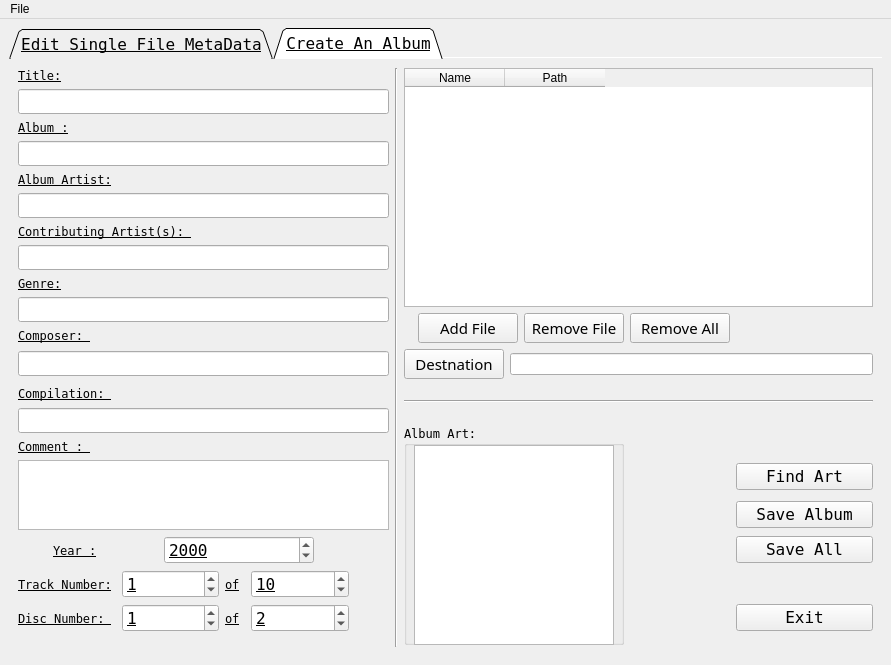
First picture: the form in utils/Design_Files/MainFrontEnd.ui, repository ayieko168/Audio-Metadata-Editor, before the edit.
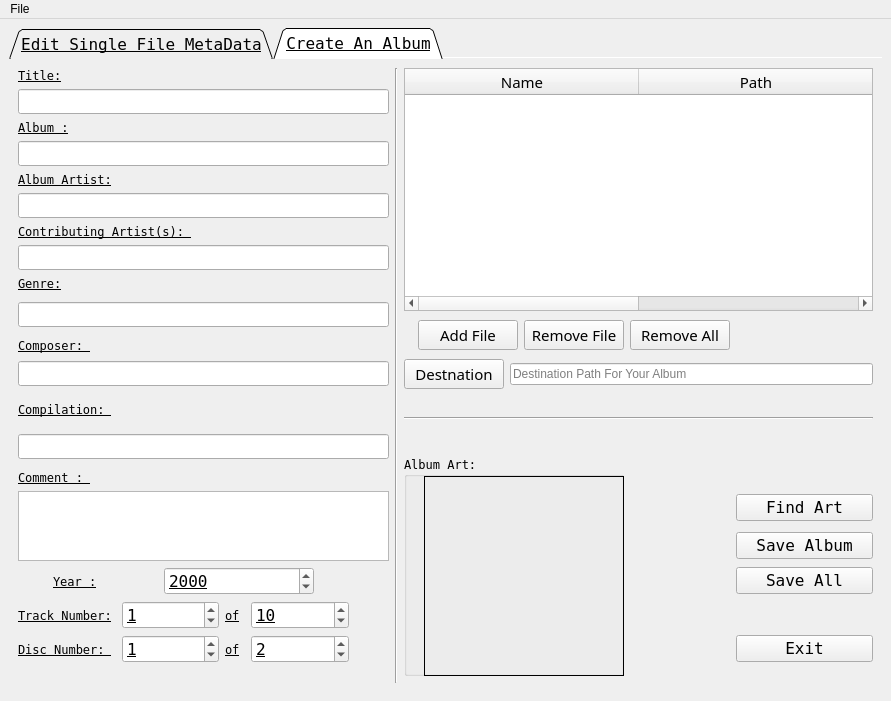
Second picture: the form after the edit. The open tabs and pages were chosen to show the change.

The edit to the form file:
```diff
--- a/utils/Design_Files/MainFrontEnd.ui
+++ b/utils/Design_Files/MainFrontEnd.ui
@@ -7,7 +7,7 @@
     <x>0</x>
     <y>0</y>
     <width>891</width>
-    <height>615</height>
+    <height>701</height>
    </rect>
   </property>
   <property name="windowTitle">
@@ -707,6 +707,12 @@
             <underline>false</underline>
            </font>
           </property>
+          <property name="toolTip">
+           <string>This Destination Is only used when &lt;Save Album&gt; is called</string>
+          </property>
+          <property name="placeholderText">
+           <string>Destination Path For Your Album</string>
+          </property>
          </widget>
         </item>
         <item row="22" column="0">
@@ -1299,26 +1305,36 @@
           <property name="title">
            <string>Album Art:</string>
           </property>
-          <widget class="QGraphicsView" name="artGraphicsViewAlbum">
+          <widget class="QLabel" name="artLabelAlbum">
            <property name="geometry">
             <rect>
-             <x>10</x>
+             <x>20</x>
              <y>20</y>
              <width>200</width>
              <height>200</height>
             </rect>
            </property>
-           <property name="sizePolicy">
-            <sizepolicy hsizetype="Fixed" vsizetype="Fixed">
-             <horstretch>0</horstretch>
-             <verstretch>0</verstretch>
-            </sizepolicy>
+           <property name="toolTip">
+            <string>No Image</string>
+           </property>
+           <property name="frameShape">
+            <enum>QFrame::Box</enum>
+           </property>
+           <property name="text">
+            <string/>
            </property>
           </widget>
          </widget>
         </item>
         <item row="0" column="2" rowspan="10" colspan="3">
          <widget class="QTableWidget" name="tableWidgetAlbum">
+          <property name="font">
+           <font>
+            <family>Courier 10 Pitch</family>
+            <pointsize>11</pointsize>
+            <underline>false</underline>
+           </font>
+          </property>
           <property name="acceptDrops">
            <bool>true</bool>
           </property>
@@ -1349,8 +1365,14 @@
           <property name="wordWrap">
            <bool>false</bool>
           </property>
+          <attribute name="horizontalHeaderCascadingSectionResizes">
+           <bool>true</bool>
+          </attribute>
+          <attribute name="horizontalHeaderMinimumSectionSize">
+           <number>50</number>
+          </attribute>
           <attribute name="horizontalHeaderDefaultSectionSize">
-           <number>100</number>
+           <number>234</number>
           </attribute>
           <attribute name="horizontalHeaderHighlightSections">
            <bool>false</bool>
@@ -1359,7 +1381,7 @@
            <bool>true</bool>
           </attribute>
           <attribute name="verticalHeaderDefaultSectionSize">
-           <number>24</number>
+           <number>27</number>
           </attribute>
           <column>
            <property name="text">
```
Left out of the diff: 17 changed lines with no effect on the pictures.
